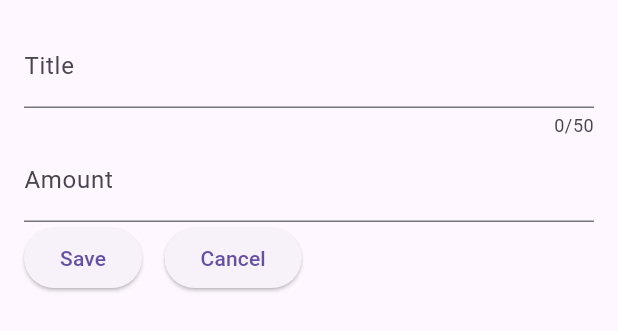
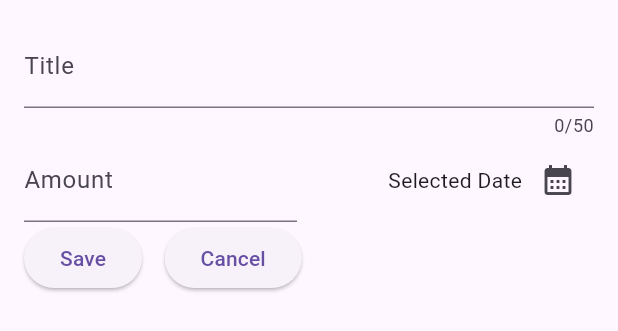
Before and after one commit to japinell/flutter_expense_tracker, a Flutter app: the NewExpense widget shown alone on an empty page, opened directly, on a phone screen of 412 x 824 dp. Shown: the top 331 px of the screen. Run offline on Flutter 3.47's test engine with Material 3 defaults, Android fonts, the phone set to English and light mode, and no system bars.

Commit message:
Added date of expense

```diff
--- a/lib/widgets/new_expense.dart
+++ b/lib/widgets/new_expense.dart
@@ -12,6 +12,13 @@ class NewExpense extends StatefulWidget {
 class _NewExpenseState extends State<NewExpense> {
   final _titleController = TextEditingController();
   final _amountController = TextEditingController();
+
+  void _datePicker() {
+    final today = DateTime.now();
+    final firstDate = DateTime(today.year - 1, today.month, today.day);
+    final lastDate = DateTime(today.year, today.month, today.day);
+    showDatePicker(context: context, firstDate: firstDate, lastDate: lastDate);
+  }
 
   @override
   void dispose() {
@@ -31,13 +38,33 @@ class _NewExpenseState extends State<NewExpense> {
             decoration: InputDecoration(label: Text("Title")),
             controller: _titleController,
           ),
-          TextField(
+          Row(
+            children: [
+              Expanded(
+                child: TextField(
                   keyboardType: TextInputType.number,
                   decoration: InputDecoration(
                     label: Text("Amount"),
                     prefixText: "\$ ",
                   ),
                   controller: _amountController,
+                ),
+              ),
+              SizedBox(width: 16),
+              Expanded(
+                child: Row(
+                  mainAxisAlignment: MainAxisAlignment.end,
+                  crossAxisAlignment: CrossAxisAlignment.center,
+                  children: [
+                    Text("Selected Date"),
+                    IconButton(
+                      onPressed: _datePicker,
+                      icon: Icon(Icons.calendar_month),
+                    ),
+                  ],
+                ),
+              ),
+            ],
           ),
           Row(
             children: [
```
Lines whose indentation alone changed are shown as unchanged.
